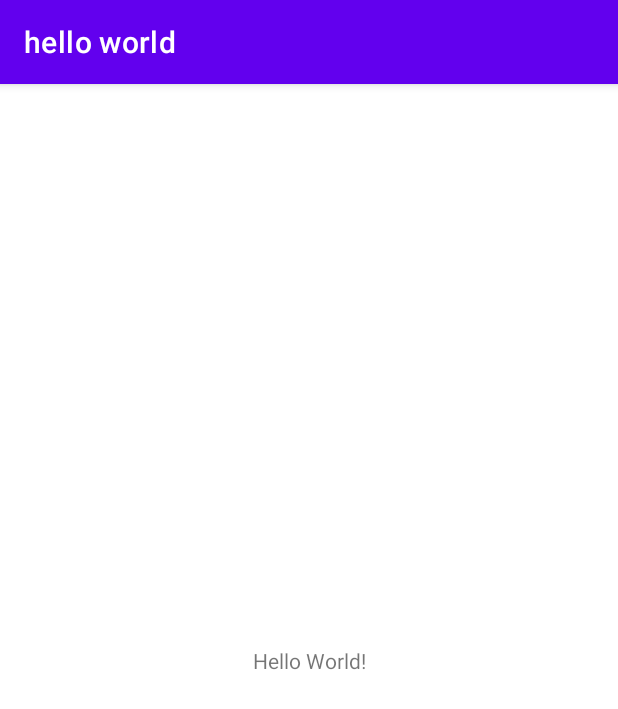
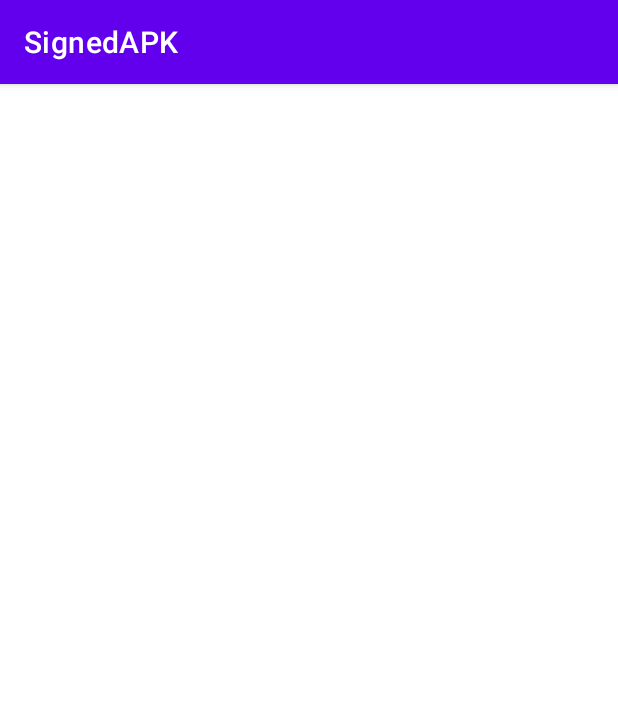
Before and after one commit to Hackveda/Java-Interns-Code-Submissions, an Android app: the screen it shows after launch (MainActivity), on a phone screen of 412 x 824 dp. Shown: the top 709 px of the screen. Run offline under Robolectric (Android 15) with nearby library versions, the phone set to English and light mode, and no system bars.

Commit message:
Add files via upload

```diff
--- a/Dilip G R/src/main/AndroidManifest.xml
+++ b/Dilip G R/src/main/AndroidManifest.xml
@@ -10,7 +10,7 @@
         android:label="@string/app_name"
         android:roundIcon="@mipmap/ic_launcher_round"
         android:supportsRtl="true"
-        android:theme="@style/Theme.HelloWorld"
+        android:theme="@style/Theme.SignedAPK"
         tools:targetApi="31">
         <activity
             android:name=".MainActivity"
--- /dev/null
+++ b/Dilip G R/src/main/java/com/example/signedapk/MainActivity.java
@@ -0,0 +1,41 @@
+package com.example.signedapk;
+
+import androidx.appcompat.app.AppCompatActivity;
+
+import android.os.Bundle;
+import android.widget.Toast;
+
+public class MainActivity extends AppCompatActivity {
+
+    @Override
+    protected void onCreate(Bundle savedInstanceState) {
+        super.onCreate(savedInstanceState);
+        setContentView(R.layout.activity_main);
+        Toast.makeText(this, "onCreate executed",Toast.LENGTH_LONG).show();
+
+    }
+
+    @Override
+    protected void onStart() {
+        super.onStart();
+        Toast.makeText(this, "onStart executed",Toast.LENGTH_LONG).show();
+    }
+
+    @Override
+    protected void onResume() {
+        super.onResume();
+        Toast.makeText(this, "onResume executed",Toast.LENGTH_LONG).show();
+    }
+
+    @Override
+    protected void onPause() {
+        super.onPause();
+        Toast.makeText(this, "onPause executed",Toast.LENGTH_LONG).show();
+    }
+
+    @Override
+    protected void onDestroy() {
+        super.onDestroy();
+        Toast.makeText(this, "onDestroy executed",Toast.LENGTH_LONG).show();
+    }
+}
--- a/Dilip G R/src/main/res/layout/activity_main.xml
+++ b/Dilip G R/src/main/res/layout/activity_main.xml
@@ -2,17 +2,17 @@
 <androidx.constraintlayout.widget.ConstraintLayout xmlns:android="http://schemas.android.com/apk/res/android"
     xmlns:app="http://schemas.android.com/apk/res-auto"
     xmlns:tools="http://schemas.android.com/tools"
+    android:id="@+id/dilip123"
     android:layout_width="match_parent"
     android:layout_height="match_parent"
-    tools:context=".MainActivity">
+    android:visibility="gone"
+    tools:context=".MainActivity"
+    tools:visibility="visible">
 
     <TextView
-        android:layout_width="wrap_content"
-        android:layout_height="wrap_content"
-        android:text="Hello World!"
-        app:layout_constraintBottom_toBottomOf="parent"
-        app:layout_constraintEnd_toEndOf="parent"
-        app:layout_constraintStart_toStartOf="parent"
-        app:layout_constraintTop_toTopOf="parent" />
-
+        android:layout_width="239dp"
+        android:layout_height="26dp"
+        android:text="@string/textview"
+        tools:layout_editor_absoluteX="16dp"
+        tools:layout_editor_absoluteY="118dp" />
 </androidx.constraintlayout.widget.ConstraintLayout>
--- a/Dilip G R/src/main/res/values-night/themes.xml
+++ b/Dilip G R/src/main/res/values-night/themes.xml
@@ -1,6 +1,6 @@
 <resources xmlns:tools="http://schemas.android.com/tools">
     <!-- Base application theme. -->
-    <style name="Theme.HelloWorld" parent="Theme.MaterialComponents.DayNight.DarkActionBar">
+    <style name="Theme.SignedAPK" parent="Theme.MaterialComponents.DayNight.DarkActionBar">
         <!-- Primary brand color. -->
         <item name="colorPrimary">@color/purple_200</item>
         <item name="colorPrimaryVariant">@color/purple_700</item>
--- a/Dilip G R/src/main/res/values/strings.xml
+++ b/Dilip G R/src/main/res/values/strings.xml
@@ -1,3 +1,6 @@
 <resources>
-    <string name="app_name">hello world</string>
+    <string name="app_name">SignedAPK</string>
+    <string name="button">Button</string>
+    <string name="TextView">TextView</string>
+    <string name="textview">TextView</string>
 </resources>
--- a/Dilip G R/src/main/res/values/themes.xml
+++ b/Dilip G R/src/main/res/values/themes.xml
@@ -1,6 +1,6 @@
 <resources xmlns:tools="http://schemas.android.com/tools">
     <!-- Base application theme. -->
-    <style name="Theme.HelloWorld" parent="Theme.MaterialComponents.DayNight.DarkActionBar">
+    <style name="Theme.SignedAPK" parent="Theme.MaterialComponents.DayNight.DarkActionBar">
         <!-- Primary brand color. -->
         <item name="colorPrimary">@color/purple_500</item>
         <item name="colorPrimaryVariant">@color/purple_700</item>
```
Also changed, not shown: 2 other files.
